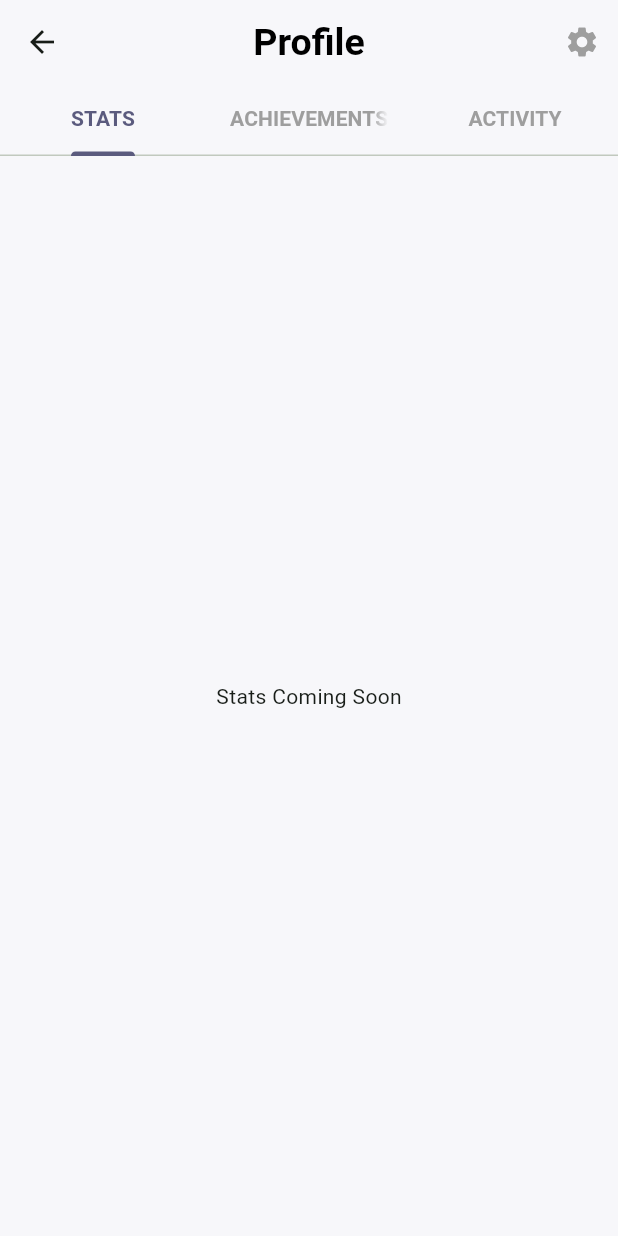
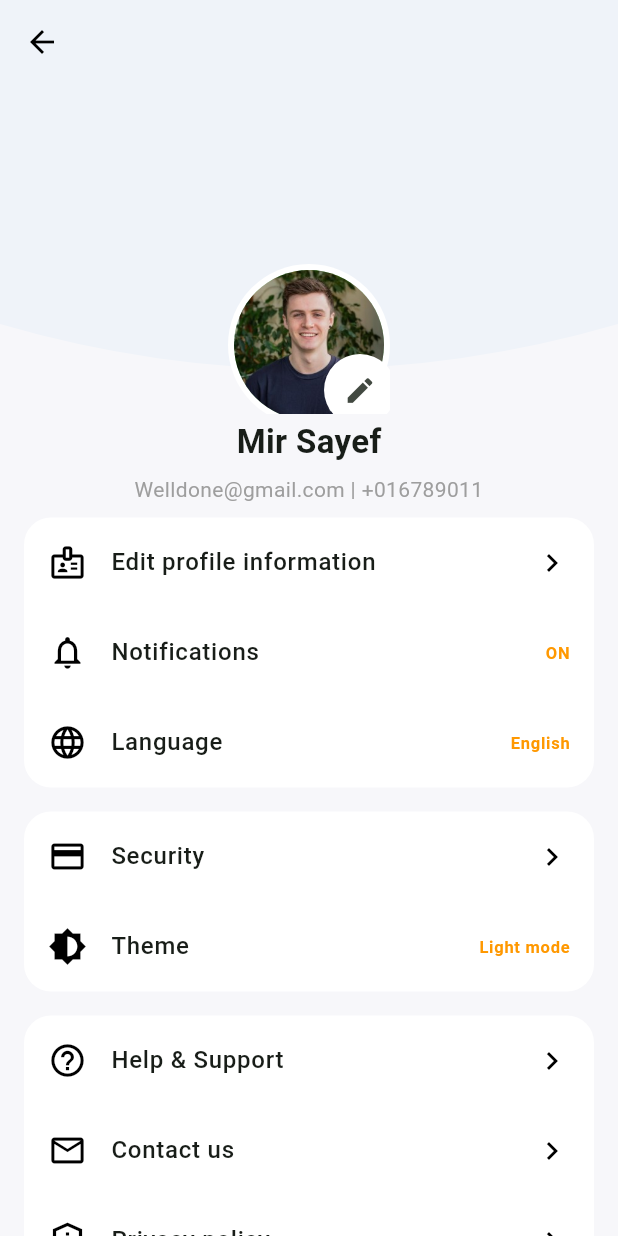
Before and after one commit to saiefadnan/Neighborly, a Flutter app: the ProfilePage screen opened directly, after a tap on the "settings" icon, on a phone screen of 412 x 824 dp. Run offline on Flutter 3.47's test engine with Material 3 defaults, Android fonts, the phone set to English and light mode, and no system bars; our stand-ins replace flutter_riverpod, like_button, readmore, share_plus, timeago.

Commit message:
Profile Settings Frontend

```diff
--- /dev/null
+++ b/neighborly/lib/pages/editProfile.dart
@@ -0,0 +1,194 @@
+import 'package:flutter/material.dart';
+
+class CurvedHeaderClipper extends CustomClipper<Path> {
+  @override
+  Path getClip(Size size) {
+    Path path = Path();
+    path.lineTo(0, size.height - 60);
+    path.quadraticBezierTo(
+      size.width / 2,
+      size.height,
+      size.width,
+      size.height - 60,
+    );
+    path.lineTo(size.width, 0);
+    path.close();
+    return path;
+  }
+
+  @override
+  bool shouldReclip(CustomClipper<Path> oldClipper) => false;
+}
+
+class EditProfilePage extends StatelessWidget {
+  const EditProfilePage({super.key});
+
+  @override
+  Widget build(BuildContext context) {
+    return Scaffold(
+      backgroundColor: const Color(0xFFF7F7FA),
+      appBar: AppBar(
+        backgroundColor: const Color(0xFFEFF3F9), // Same as curved header color
+        elevation: 0,
+        leading: IconButton(
+          icon: const Icon(Icons.arrow_back, color: Colors.black),
+          onPressed: () => Navigator.of(context).pop(),
+        ),
+      ),
+      body: ListView(
+        padding: EdgeInsets.zero,
+        children: [
+          // Curved header background
+          // Curved header and avatar overlap using Stack and ClipPath
+          Stack(
+            alignment: Alignment.topCenter,
+            children: [
+              // Curved header background (Changed to match clipper color)
+              ClipPath(
+                clipper: CurvedHeaderClipper(),
+                child: Container(
+                  height: 220,
+                  color: const Color(0xFFEFF3F9), // Keep this color
+                ),
+              ),
+              // Profile avatar with edit icon, overlapping the curve
+              Positioned(
+                top: 120,
+                child: Stack(
+                  alignment: Alignment.center,
+                  children: [
+                    CircleAvatar(
+                      radius: 54,
+                      backgroundColor: Colors.white,
+                      child: CircleAvatar(
+                        radius: 50,
+                        backgroundImage: AssetImage('assets/images/dummy.png'),
+                      ),
+                    ),
+                    Positioned(
+                      bottom: 0,
+                      right: -4,
+                      child: Material(
+                        color: Colors.white,
+                        shape: const CircleBorder(),
+                        child: IconButton(
+                          icon: const Icon(Icons.edit, size: 22),
+                          onPressed: () {},
+                          padding: EdgeInsets.zero,
+                          constraints: const BoxConstraints(),
+                        ),
+                      ),
+                    ),
+                  ],
+                ),
+              ),
+            ],
+          ),
+          // Name and info
+          Transform.translate(
+            offset: const Offset(0, 03), // Adjusted offset to prevent overlap
+            child: Column(
+              children: const [
+                Text(
+                  'Mir Sayef',
+                  style: TextStyle(fontWeight: FontWeight.bold, fontSize: 22),
+                ),
+                SizedBox(height: 6),
+                Text(
+                  'Welldone@gmail.com | +016789011',
+                  style: TextStyle(color: Colors.grey, fontSize: 14),
+                  textAlign: TextAlign.center,
+                ),
+                SizedBox(height: 12),
+              ],
+            ),
+          ),
+          // Main card sections
+          Padding(
+            padding: const EdgeInsets.symmetric(horizontal: 16),
+            child: Column(
+              children: [
+                _profileSection([
+                  _profileTile(
+                    Icons.badge_outlined,
+                    'Edit profile information',
+                  ),
+                  _profileTile(
+                    Icons.notifications_none,
+                    'Notifications',
+                    trailing: Text(
+                      'ON',
+                      style: TextStyle(
+                        color: Colors.orange,
+                        fontWeight: FontWeight.bold,
+                      ),
+                    ),
+                  ),
+                  _profileTile(
+                    Icons.language,
+                    'Language',
+                    trailing: Text(
+                      'English',
+                      style: TextStyle(
+                        color: Colors.orange,
+                        fontWeight: FontWeight.bold,
+                      ),
+                    ),
+                  ),
+                ]),
+                const SizedBox(height: 16),
+                _profileSection([
+                  _profileTile(Icons.credit_card, 'Security'),
+                  _profileTile(
+                    Icons.brightness_6,
+                    'Theme',
+                    trailing: Text(
+                      'Light mode',
+                      style: TextStyle(
+                        color: Colors.orange,
+                        fontWeight: FontWeight.bold,
+                      ),
+                    ),
+                  ),
+                ]),
+                const SizedBox(height: 16),
+                _profileSection([
+                  _profileTile(Icons.help_outline, 'Help & Support'),
+                  _profileTile(Icons.mail_outline, 'Contact us'),
+                  _profileTile(Icons.privacy_tip_outlined, 'Privacy policy'),
+                ]),
+                const SizedBox(height: 24),
+              ],
+            ),
+          ),
+        ],
+      ),
+      // Bottom navigation bar (optional, add if you want)
+      // bottomNavigationBar: ...
+    );
+  }
+
+  Widget _profileSection(List<Widget> children) {
+    return Card(
+      margin: EdgeInsets.zero,
+      shape: RoundedRectangleBorder(borderRadius: BorderRadius.circular(18)),
+      elevation: 0,
+      color: Colors.white,
+      child: Column(children: children),
+    );
+  }
+
+  Widget _profileTile(IconData icon, String title, {Widget? trailing}) {
+    return ListTile(
+      leading: Icon(icon, color: Colors.black, size: 26),
+      title: Text(
+        title,
+        style: const TextStyle(fontWeight: FontWeight.w500, fontSize: 16),
+      ),
+      trailing:
+          trailing ?? const Icon(Icons.chevron_right, color: Colors.black),
+      onTap: () {},
+      contentPadding: const EdgeInsets.symmetric(horizontal: 16, vertical: 2),
+    );
+  }
+}
--- a/neighborly/lib/pages/profile.dart
+++ b/neighborly/lib/pages/profile.dart
@@ -1,5 +1,6 @@
 import 'package:flutter/material.dart';
 import 'activityPage.dart';
+import 'editProfile.dart';
 
 class ProfilePage extends StatelessWidget {
   const ProfilePage({super.key, required this.title});
@@ -14,43 +15,23 @@ class ProfilePage extends StatelessWidget {
         appBar: AppBar(
           backgroundColor: Colors.transparent,
           elevation: 0,
-          title: Text(title, style: const TextStyle(color: Colors.black)),
-          centerTitle: true,
           actions: [
             IconButton(
-              icon: const Icon(Icons.settings, color: Colors.grey),
-              onPressed: () {},
+              icon: const Icon(
+                Icons.settings,
+                color: Color.fromARGB(255, 0, 0, 0),
+              ),
+              onPressed: () {
+                Navigator.of(context).push(
+                  MaterialPageRoute(builder: (context) => EditProfilePage()),
+                );
+              },
             ),
           ],
-          bottom: PreferredSize(
-            preferredSize: const Size.fromHeight(48),
-            child: Container(
-              color: Colors.transparent,
-              child: const TabBar(
-                labelColor: Color(0xFF5B5B7E),
-                unselectedLabelColor: Colors.grey,
-                indicatorColor: Color(0xFF5B5B7E),
-                labelStyle: TextStyle(fontWeight: FontWeight.bold),
-                tabs: [
-                  Tab(text: "STATS"),
-                  Tab(text: "ACHIEVEMENTS"),
-                  Tab(text: "ACTIVITY"),
-                ],
         ),
-            ),
-          ),
-        ),
-        body: TabBarView(
+        body: Column(
           children: [
-            // STATS TAB
-            Center(child: Text("Stats Coming Soon")),
-            // ACHIEVEMENTS TAB
-            SingleChildScrollView(
-              child: Padding(
-                padding: const EdgeInsets.all(16.0),
-                child: Column(
-                  children: [
-                    // Profile Header
+            const SizedBox(height: 24),
             Center(
               child: CircleAvatar(
                 radius: 40,
@@ -66,14 +47,32 @@ class ProfilePage extends StatelessWidget {
             const Center(
               child: Text(
                 'Mir Sayef',
-                        style: TextStyle(
-                          fontSize: 22,
-                          fontWeight: FontWeight.bold,
-                        ),
+                style: TextStyle(fontSize: 22, fontWeight: FontWeight.bold),
               ),
             ),
             const SizedBox(height: 20),
-
+            const TabBar(
+              labelColor: Color(0xFF5B5B7E),
+              unselectedLabelColor: Colors.grey,
+              indicatorColor: Color(0xFF5B5B7E),
+              labelStyle: TextStyle(fontWeight: FontWeight.bold),
+              tabs: [
+                Tab(text: "STATS"),
+                Tab(text: "ACHIEVEMENTS"),
+                Tab(text: "ACTIVITY"),
+              ],
+            ),
+            Expanded(
+              child: TabBarView(
+                children: [
+                  // STATS TAB
+                  Center(child: Text("Stats Coming Soon")),
+                  // ACHIEVEMENTS TAB
+                  SingleChildScrollView(
+                    child: Padding(
+                      padding: const EdgeInsets.all(16.0),
+                      child: Column(
+                        children: [
                           // Level Card
                           Container(
                             padding: const EdgeInsets.all(16),
@@ -98,7 +97,9 @@ class ProfilePage extends StatelessWidget {
                                       children: [
                                         CircleAvatar(
                                           radius: 16,
-                                    backgroundColor: const Color(0xFF5B5B7E),
+                                          backgroundColor: const Color(
+                                            0xFF5B5B7E,
+                                          ),
                                           child: const Text(
                                             '2',
                                             style: TextStyle(
@@ -155,13 +156,16 @@ class ProfilePage extends StatelessWidget {
                                     // Progress bar background
                                     // Progress bar background
                                     Positioned(
-                                left: 19, // half of circle diameter (38/2)
+                                      left:
+                                          19, // half of circle diameter (38/2)
                                       right: 19,
                                       child: Container(
                                         height: 28,
                                         decoration: BoxDecoration(
                                           color: const Color(0xFFF2E6C3),
-                                    borderRadius: BorderRadius.circular(14),
+                                          borderRadius: BorderRadius.circular(
+                                            14,
+                                          ),
                                         ),
                                       ),
                                     ),
@@ -183,7 +187,9 @@ class ProfilePage extends StatelessWidget {
                                             begin: Alignment.centerLeft,
                                             end: Alignment.centerRight,
                                           ),
-                                    borderRadius: BorderRadius.circular(14),
+                                          borderRadius: BorderRadius.circular(
+                                            14,
+                                          ),
                                         ),
                                       ),
                                     ),
@@ -258,7 +264,8 @@ class ProfilePage extends StatelessWidget {
                                                     text: '5200',
                                                     style: TextStyle(
                                                       color: Colors.brown[700],
-                                                fontWeight: FontWeight.bold,
+                                                      fontWeight:
+                                                          FontWeight.bold,
                                                       fontSize: 18,
                                                     ),
                                                   ),
@@ -266,7 +273,8 @@ class ProfilePage extends StatelessWidget {
                                                     text: '/6000',
                                                     style: TextStyle(
                                                       color: Colors.brown[300],
-                                                fontWeight: FontWeight.bold,
+                                                      fontWeight:
+                                                          FontWeight.bold,
                                                       fontSize: 18,
                                                     ),
                                                   ),
@@ -296,22 +304,23 @@ class ProfilePage extends StatelessWidget {
                                 'Gold',
                                 24,
                                 Colors.amber,
-                          Icons.emoji_events,
+                                'assets/images/GoldMedal.png',
                               ),
                               _medalCard(
                                 'Silver',
                                 18,
                                 Colors.blueGrey[200]!,
-                          Icons.emoji_events,
+                                'assets/images/SilverMedal.png',
                               ),
                               _medalCard(
                                 'Bronze',
                                 11,
                                 Colors.brown[300]!,
-                          Icons.emoji_events,
+                                'assets/images/BronzeMedal.png',
                               ),
                             ],
                           ),
+
                           const SizedBox(height: 24),
 
                           // Certifications Section
@@ -359,21 +368,9 @@ class ProfilePage extends StatelessWidget {
                   //Center(child: Text("Activity Coming Soon")),
                 ],
               ),
-        /* bottomNavigationBar: BottomNavigationBar(
-          type: BottomNavigationBarType.fixed,
-          backgroundColor: Colors.white,
-          selectedItemColor: const Color(0xFF5B5B7E),
-          unselectedItemColor: Colors.grey,
-          showSelectedLabels: false,
-          showUnselectedLabels: false,
-          items: const [
-            BottomNavigationBarItem(icon: Icon(Icons.home), label: ''),
-            BottomNavigationBarItem(icon: Icon(Icons.notifications), label: ''),
-            BottomNavigationBarItem(icon: Icon(Icons.flash_on), label: ''),
-            BottomNavigationBarItem(icon: Icon(Icons.bookmark), label: ''),
-            BottomNavigationBarItem(icon: Icon(Icons.person), label: ''),
+            ),
           ],
-        ), */
+        ),
       ),
     );
   }
@@ -402,21 +399,39 @@ class ProfilePage extends StatelessWidget {
     );
   }
 
-  // Medal Card Widget
-  Widget _medalCard(String label, int count, Color color, IconData icon) {
+  Widget _medalCard(String label, int count, Color color, String imagePath) {
     return Container(
-      width: 80,
-      padding: const EdgeInsets.symmetric(vertical: 14),
+      width: 110, // card sizing
+      padding: const EdgeInsets.symmetric(
+        vertical: 10,
+      ), //vertically resize kore
       decoration: BoxDecoration(
         color: Colors.white,
         borderRadius: BorderRadius.circular(16),
         boxShadow: [
-          BoxShadow(color: Colors.black12, blurRadius: 6, offset: Offset(0, 2)),
+          // Bottom-right shadow
+          BoxShadow(
+            color: const Color(
+              0xFFA6ABBD,
+            ).withOpacity(0.5), // light purple shadow
+            blurRadius: 18.58, // Blur intensity
+            offset: const Offset(2.48, 2.48), // Shadow position (bottom-right)
+          ),
+          // Upper-left shadow
+          BoxShadow(
+            color: const Color(0xFFFAFBFF), // light blue shadow
+            blurRadius: 16.1, // Blur intensity
+            offset: const Offset(-1.24, -1.24), // Shadow position (upper-left)
+          ),
         ],
       ),
       child: Column(
         children: [
-          Icon(icon, color: color, size: 32),
+          Image.asset(
+            imagePath,
+            width: 50, // Adjust the width as needed
+            height: 50, // Adjust the height as needed
+          ),
           const SizedBox(height: 6),
           Text(
             label,
```
Lines whose indentation alone changed are shown as unchanged.
